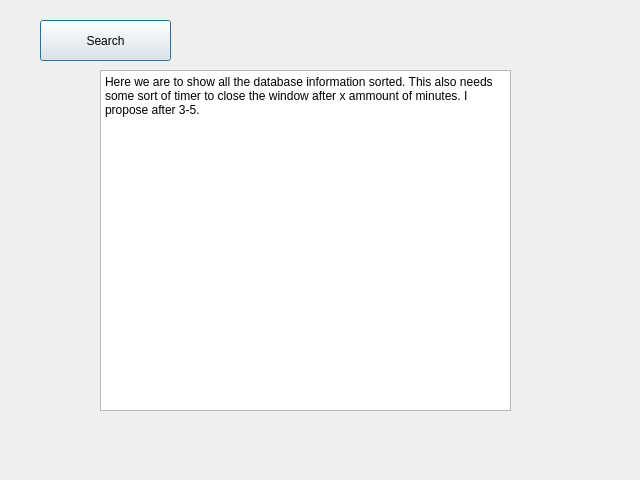
Before: the Qt Designer form inventorychange.ui in NoHeat/GUI, drawn with Qt 5.
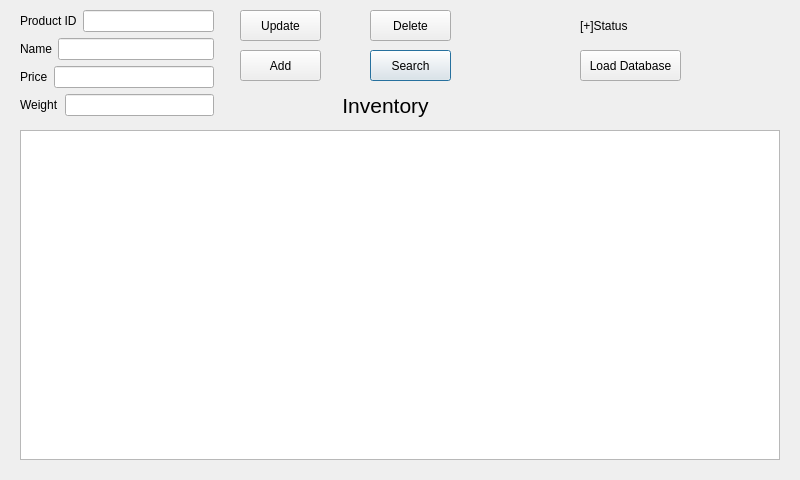
After: the same form once the commit is applied.

Commit message: In this version the SQLite db was merged into the code. Still to finish some functions such as Search for completion.

Patch:
```diff
--- a/inventorychange.ui
+++ b/inventorychange.ui
@@ -6,39 +6,182 @@
    <rect>
     <x>0</x>
     <y>0</y>
-    <width>640</width>
+    <width>800</width>
     <height>480</height>
    </rect>
   </property>
   <property name="windowTitle">
    <string>Change Inventory</string>
   </property>
-  <widget class="QPlainTextEdit" name="plainTextEdit">
+  <widget class="QPushButton" name="pushButtonSearch">
    <property name="geometry">
     <rect>
-     <x>100</x>
-     <y>70</y>
-     <width>411</width>
-     <height>341</height>
-    </rect>
-   </property>
-   <property name="plainText">
-    <string>Here we are to show all the database information sorted. This also needs some sort of timer to close the window after x ammount of minutes. I propose after 3-5.</string>
-   </property>
-  </widget>
-  <widget class="QPushButton" name="pushButton">
-   <property name="geometry">
-    <rect>
-     <x>40</x>
-     <y>20</y>
-     <width>131</width>
-     <height>41</height>
+     <x>370</x>
+     <y>50</y>
+     <width>81</width>
+     <height>31</height>
     </rect>
    </property>
    <property name="text">
     <string>Search</string>
    </property>
   </widget>
+  <widget class="QTableView" name="tableView">
+   <property name="geometry">
+    <rect>
+     <x>20</x>
+     <y>130</y>
+     <width>760</width>
+     <height>330</height>
+    </rect>
+   </property>
+  </widget>
+  <widget class="QPushButton" name="pushButton_Update">
+   <property name="geometry">
+    <rect>
+     <x>240</x>
+     <y>10</y>
+     <width>81</width>
+     <height>31</height>
+    </rect>
+   </property>
+   <property name="text">
+    <string>Update</string>
+   </property>
+  </widget>
+  <widget class="QPushButton" name="pushButton_3">
+   <property name="geometry">
+    <rect>
+     <x>240</x>
+     <y>50</y>
+     <width>81</width>
+     <height>31</height>
+    </rect>
+   </property>
+   <property name="text">
+    <string>Add</string>
+   </property>
+  </widget>
+  <widget class="QPushButton" name="pushDelete">
+   <property name="geometry">
+    <rect>
+     <x>370</x>
+     <y>10</y>
+     <width>81</width>
+     <height>31</height>
+    </rect>
+   </property>
+   <property name="text">
+    <string>Delete</string>
+   </property>
+  </widget>
+  <widget class="QLabel" name="label_5">
+   <property name="geometry">
+    <rect>
+     <x>290</x>
+     <y>90</y>
+     <width>191</width>
+     <height>31</height>
+    </rect>
+   </property>
+   <property name="text">
+    <string>&lt;html&gt;&lt;head/&gt;&lt;body&gt;&lt;p align=&quot;center&quot;&gt;&lt;span style=&quot; font-size:16pt;&quot;&gt;Inventory&lt;/span&gt;&lt;/p&gt;&lt;/body&gt;&lt;/html&gt;</string>
+   </property>
+  </widget>
+  <widget class="QLabel" name="labelConnectionStatus">
+   <property name="geometry">
+    <rect>
+     <x>580</x>
+     <y>10</y>
+     <width>161</width>
+     <height>31</height>
+    </rect>
+   </property>
+   <property name="text">
+    <string>[+]Status</string>
+   </property>
+  </widget>
+  <widget class="QPushButton" name="pushButtonDatabase">
+   <property name="geometry">
+    <rect>
+     <x>580</x>
+     <y>50</y>
+     <width>101</width>
+     <height>31</height>
+    </rect>
+   </property>
+   <property name="text">
+    <string>Load Database</string>
+   </property>
+  </widget>
+  <widget class="QWidget" name="layoutWidget">
+   <property name="geometry">
+    <rect>
+     <x>20</x>
+     <y>10</y>
+     <width>194</width>
+     <height>108</height>
+    </rect>
+   </property>
+   <layout class="QVBoxLayout" name="verticalLayout">
+    <item>
+     <layout class="QHBoxLayout" name="horizontalLayout">
+      <item>
+       <widget class="QLabel" name="label">
+        <property name="text">
+         <string>Product ID</string>
+        </property>
+       </widget>
+      </item>
+      <item>
+       <widget class="QLineEdit" name="line_ProductID"/>
+      </item>
+     </layout>
+    </item>
+    <item>
+     <layout class="QHBoxLayout" name="horizontalLayout_2">
+      <item>
+       <widget class="QLabel" name="label_2">
+        <property name="text">
+         <string>Name</string>
+        </property>
+       </widget>
+      </item>
+      <item>
+       <widget class="QLineEdit" name="lineEdit_Name"/>
+      </item>
+     </layout>
+    </item>
+    <item>
+     <layout class="QHBoxLayout" name="horizontalLayout_3">
+      <item>
+       <widget class="QLabel" name="label_3">
+        <property name="text">
+         <string>Price</string>
+        </property>
+       </widget>
+      </item>
+      <item>
+       <widget class="QLineEdit" name="lineEdit_Price"/>
+      </item>
+     </layout>
+    </item>
+    <item>
+     <layout class="QHBoxLayout" name="horizontalLayout_4">
+      <item>
+       <widget class="QLabel" name="label_4">
+        <property name="text">
+         <string>Weight</string>
+        </property>
+       </widget>
+      </item>
+      <item>
+       <widget class="QLineEdit" name="lineEdit_Weight"/>
+      </item>
+     </layout>
+    </item>
+   </layout>
+  </widget>
  </widget>
  <resources/>
  <connections/>
```
The commit also changes 12 other files.
